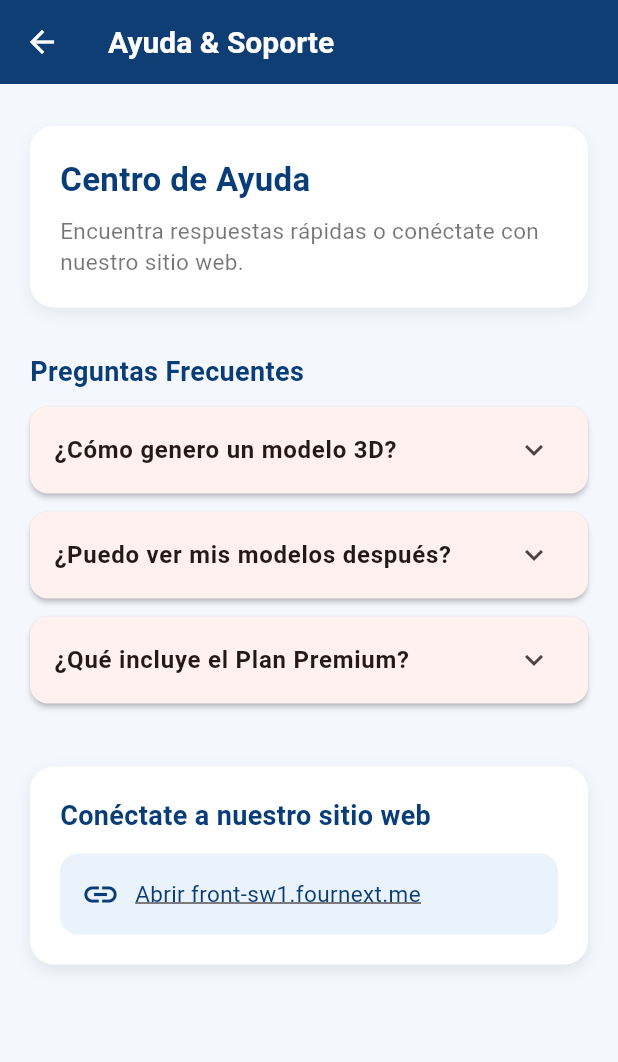
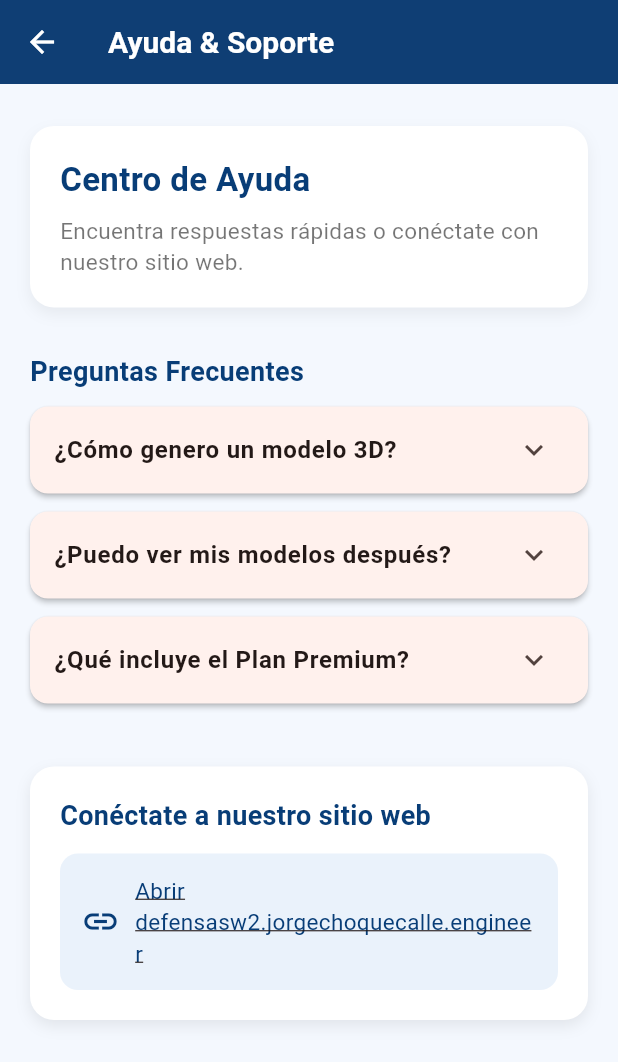
Before and after one commit to Jorgito-cc/Plan_Risk_Movil_App, a Flutter app: the HelpSupportScreen screen opened directly, on a phone screen of 412 x 824 dp. Shown: the top 1062 px of the screen. Run offline on Flutter 3.47's test engine with Material 3 defaults, Android fonts, the phone set to English and light mode, and no system bars; our stand-ins replace get, get_storage, google_fonts, image_picker, permission_handler, speech_to_text; missing offline and left inert: model_viewer_plus; accounts and stored records are empty.

Commit message:
git commit -m "Cambiar URL de Angular a produccion AWS"

```diff
--- a/lib/const/app_constants.dart
+++ b/lib/const/app_constants.dart
@@ -1,7 +1,5 @@
 class AppConstants {
   // La URL base de tu backend
-  //rstatic const baseUrl ='https://django-sw1.fournext.me/';
-  static const baseUrl = 'http://192.168.0.6:8000/';
-  // baseUrl = 'http://10.0.2.2:8000/'
-  static const baseUrlPacht = 'http://192.168.0.6:8000';
+  static const baseUrl = 'https://defensasw2.jorgechoquecalle.engineer/';
+  static const baseUrlPacht = 'https://defensasw2.jorgechoquecalle.engineer';
 }
--- a/lib/screens/main/chatbot/chatbot_screen.dart
+++ b/lib/screens/main/chatbot/chatbot_screen.dart
@@ -3,6 +3,7 @@ import 'package:flutter/material.dart';
 import 'package:http/http.dart' as http;
 import 'package:speech_to_text/speech_to_text.dart' as stt;
 import 'package:permission_handler/permission_handler.dart';
+import 'package:mobile_plan_risk_3d/const/app_constants.dart';
 
 class ChatMessage {
   final String text;
@@ -28,8 +29,8 @@ class _ChatbotScreenState extends State<ChatbotScreen> {
   late stt.SpeechToText _speech;
   bool _isListening = false;
 
-  // Use 10.0.2.2 for Android emulator to connect to localhost
-  final String apiUrl = 'http://10.0.2.2:8000/api/suggestion_risk/chat/';
+  // Use baseUrl from AppConstants for production
+  final String apiUrl = '${AppConstants.baseUrl}api/suggestion_risk/chat/';
 
   @override
   void initState() {
--- a/lib/screens/main/sidebar/widget/ConfigOptionsCard.dart
+++ b/lib/screens/main/sidebar/widget/ConfigOptionsCard.dart
@@ -184,7 +184,7 @@ class ConfigOptionsCard extends StatelessWidget {
                         if (title == 'Nuestros Planes')
                           TextButton(
                             onPressed: () async {
-                              final url = Uri.parse('https://django-sw1.fournext.me/');
+                               final url = Uri.parse('https://defensasw2.jorgechoquecalle.engineer/');
                               if (await canLaunchUrl(url)) {
                                 await launchUrl(url, mode: LaunchMode.externalApplication);
                               }
--- a/lib/screens/main/sidebar/widget/soporte_ayuda.dart
+++ b/lib/screens/main/sidebar/widget/soporte_ayuda.dart
@@ -129,7 +129,7 @@ class HelpSupportScreen extends StatelessWidget {
                   const SizedBox(height: 12),
 
                   InkWell(
-                    onTap: () => _openUrl("https://front-sw1.fournext.me/login"),
+                    onTap: () => _openUrl("https://defensasw2.jorgechoquecalle.engineer/login"),
                     child: Container(
                       padding: const EdgeInsets.all(14),
                       decoration: BoxDecoration(
@@ -142,7 +142,7 @@ class HelpSupportScreen extends StatelessWidget {
                           SizedBox(width: 10),
                           Expanded(
                             child: Text(
-                              "Abrir front-sw1.fournext.me",
+                              "Abrir defensasw2.jorgechoquecalle.engineer",
                               style: TextStyle(
                                 fontSize: 15,
                                 color: Color(0xFF083D77),
```
